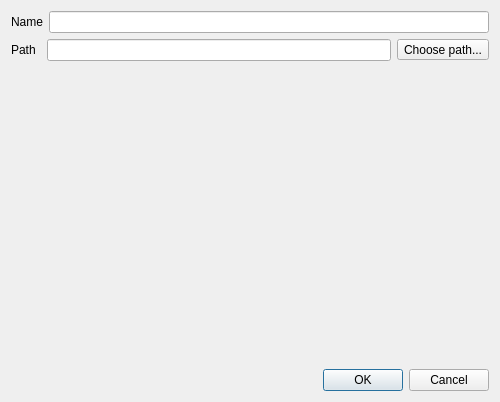
First picture: the form in sub3suite/src/dialogs/ProjectConfigDialog.ui, repository 3nock/OTE, before the edit.
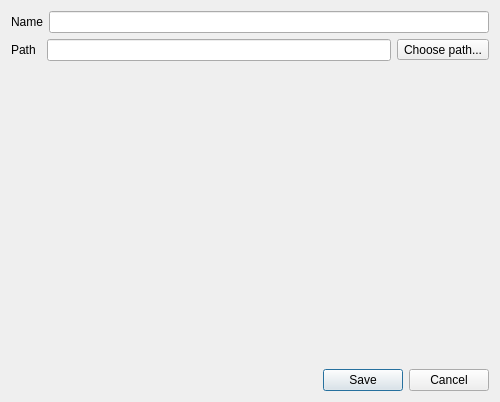
Second picture: the form after the edit. Icons and pictures are not drawn.

```diff
--- a/sub3suite/src/dialogs/ProjectConfigDialog.ui
+++ b/sub3suite/src/dialogs/ProjectConfigDialog.ui
@@ -102,7 +102,7 @@
      <item>
       <widget class="QPushButton" name="buttonOk">
        <property name="text">
-        <string>OK</string>
+        <string>Save</string>
        </property>
       </widget>
      </item>
```
